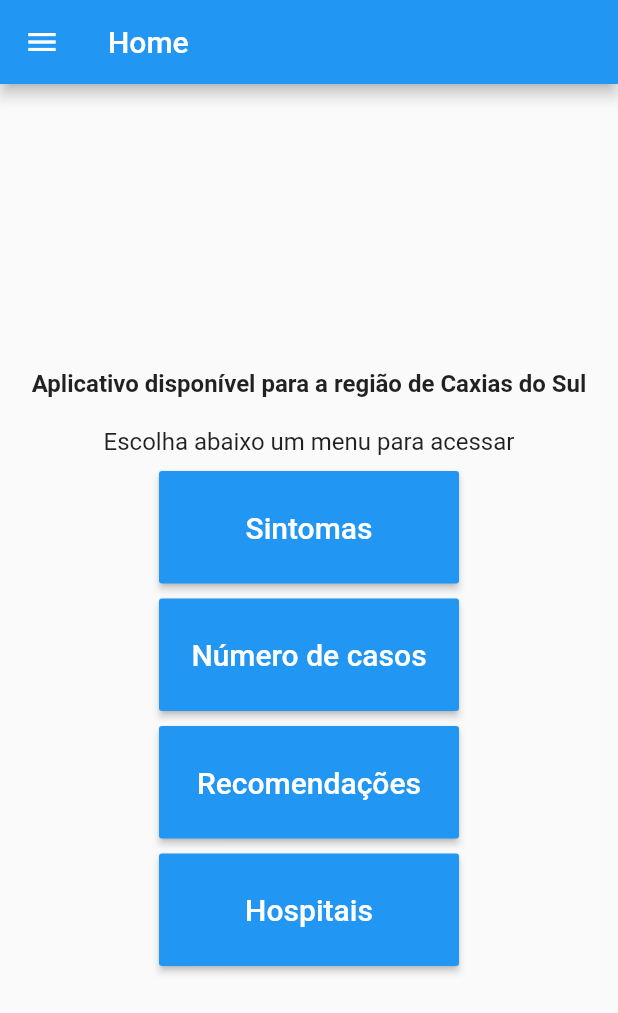
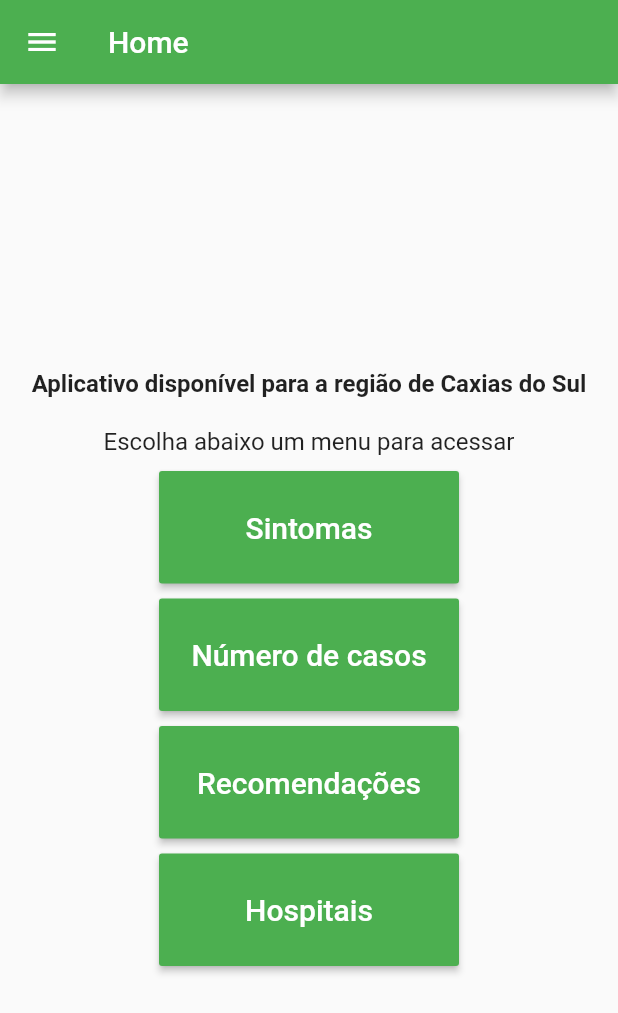
Before and after one commit to Adrieldf/CovidInfoHelper, a Flutter app: the screen it shows after launch, on a phone screen of 412 x 824 dp. Shown: the top 1013 px of the screen. Run offline on Flutter 3.47's test engine with Material 2 defaults, Android fonts, the phone set to English and light mode, and no system bars.

Commit message:
green theme

```diff
--- a/lib/main.dart
+++ b/lib/main.dart
@@ -15,19 +15,7 @@ class MyApp extends StatelessWidget {
     return MaterialApp(
       title: 'Covid Info Helper',
       theme: ThemeData(
-        // This is the theme of your application.
-        //
-        // Try running your application with "flutter run". You'll see the
-        // application has a blue toolbar. Then, without quitting the app, try
-        // changing the primarySwatch below to Colors.green and then invoke
-        // "hot reload" (press "r" in the console where you ran "flutter run",
-        // or simply save your changes to "hot reload" in a Flutter IDE).
-        // Notice that the counter didn't reset back to zero; the application
-        // is not restarted.
-        primarySwatch: Colors.blue,
-        // This makes the visual density adapt to the platform that you run
-        // the app on. For desktop platforms, the controls will be smaller and
-        // closer together (more dense) than on mobile platforms.
+        primarySwatch: Colors.green,
         visualDensity: VisualDensity.adaptivePlatformDensity,
       ),
       home: MyHomePage(title: 'Home'),
@@ -37,16 +25,6 @@ class MyApp extends StatelessWidget {
 
 class MyHomePage extends StatefulWidget {
   MyHomePage({Key key, this.title}) : super(key: key);
-
-  // This widget is the home page of your application. It is stateful, meaning
-  // that it has a State object (defined below) that contains fields that affect
-  // how it looks.
-
-  // This class is the configuration for the state. It holds the values (in this
-  // case the title) provided by the parent (in this case the App widget) and
-  // used by the build method of the State. Fields in a Widget subclass are
-  // always marked "final".
-
   final String title;
 
   @override
```
